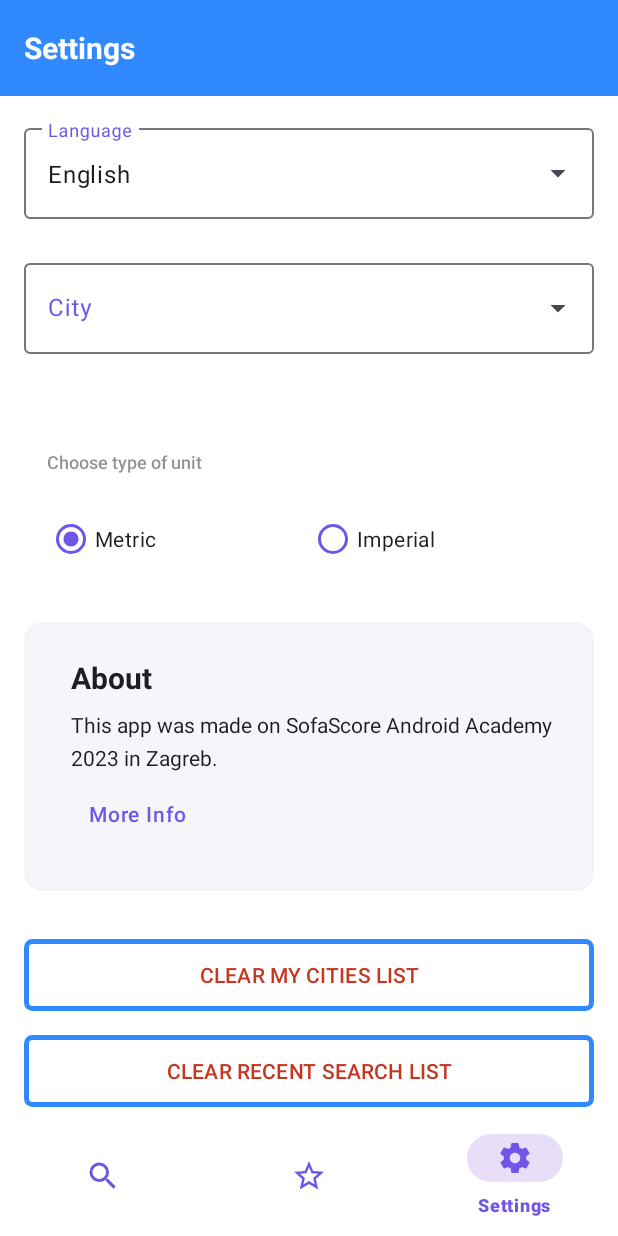
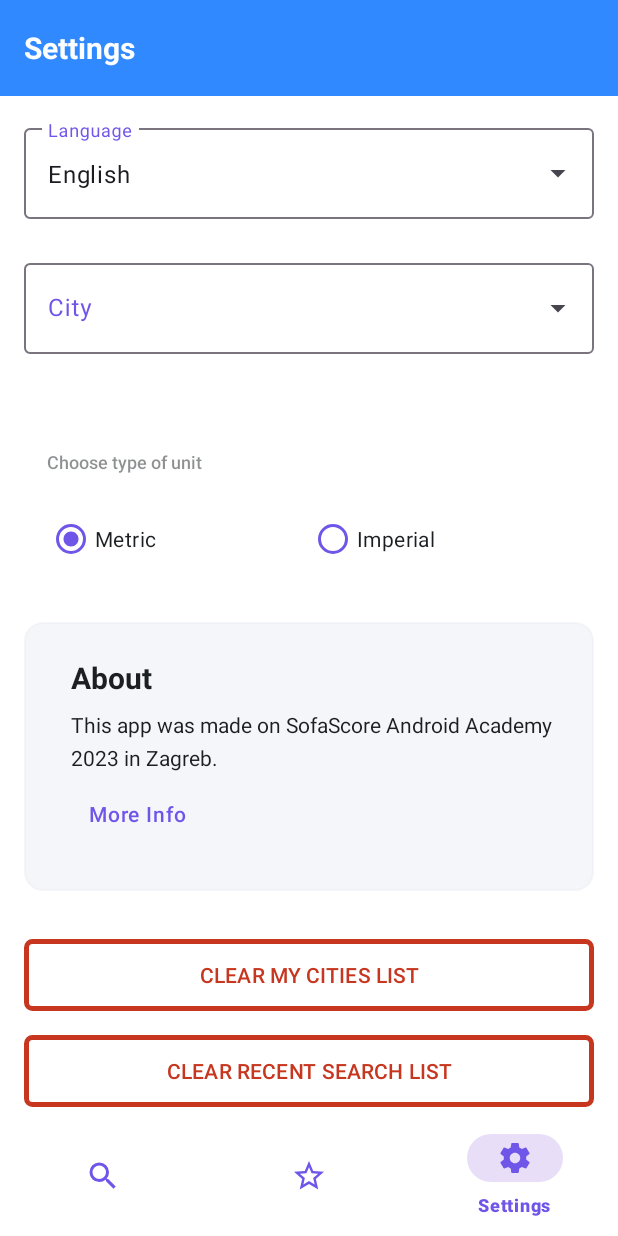
Before and after one commit to renatorak20/WeatherApp, an Android app: the SettingsFragment screen opened through its navigation route, on a phone screen of 412 x 824 dp. Run offline under Robolectric (Android 15) with nearby library versions, the phone set to English and light mode, and no system bars; our stand-ins replace Dagger/Hilt's generated code, Room's generated code, navigation-ui; pictures from the network do not load; 2 statements that could not run were skipped.

Commit message:
Fixed settings "Clear" buttons layout.

```diff
--- a/app/src/main/java/com/renato/weatherapp/CityDetailActivity.kt
+++ b/app/src/main/java/com/renato/weatherapp/CityDetailActivity.kt
@@ -77,7 +77,6 @@ class CityDetailActivity : AppCompatActivity() {
         binding.back.setOnClickListener {
             finish()
         }
-
     }
 
     private fun setValues() {
--- a/app/src/main/res/drawable/settings_button.xml
+++ b/app/src/main/res/drawable/settings_button.xml
@@ -1,5 +1,6 @@
 <?xml version="1.0" encoding="utf-8"?>
 <selector xmlns:android="http://schemas.android.com/apk/res/android">
+
     <item android:state_pressed="true">
         <shape android:shape="rectangle">
             <stroke android:width="3dp" android:color="@color/status_error" />
@@ -9,7 +10,7 @@
             <corners android:radius="4dp" />
         </shape>
     </item>
-    <!-- Uvijek mi prikazuje plavu boju umjesto crvene -->
+
     <item>
         <shape android:shape="rectangle">
             <stroke android:width="3dp" android:color="@color/status_error" />
--- /dev/null
+++ b/app/src/main/res/drawable/settings_button_text.xml
@@ -0,0 +1,8 @@
+<?xml version="1.0" encoding="utf-8"?>
+<selector xmlns:android="http://schemas.android.com/apk/res/android">
+
+    <item android:state_focused="false" android:state_pressed="true" android:color="@color/white" />
+
+    <item android:color="@color/status_error" />
+
+</selector>
--- a/app/src/main/res/layout/fragment_settings.xml
+++ b/app/src/main/res/layout/fragment_settings.xml
@@ -140,8 +140,9 @@
             app:layout_constraintStart_toStartOf="parent"
             app:layout_constraintTop_toBottomOf="@+id/about"
             android:text="@string/clearMyCitiesList"
-            android:textColor="@color/status_error"
-            android:background="@drawable/settings_button" />
+            android:textColor="@drawable/settings_button_text"
+            android:background="@drawable/settings_button"
+            app:backgroundTint="@null" />
 
 
         <Button
@@ -156,8 +157,9 @@
             app:layout_constraintTop_toBottomOf="@+id/clearMyCities"
             app:layout_constraintBottom_toBottomOf="@id/constraintLayout"
             android:text="@string/clearRecentSearchList"
-            android:textColor="@color/status_error"
-            android:background="@drawable/settings_button" />
+            android:textColor="@drawable/settings_button_text"
+            android:background="@drawable/settings_button"
+            app:backgroundTint="@null" />
 
     </androidx.constraintlayout.widget.ConstraintLayout>
 
```
Also changed, not shown: app/src/main/java/com/renato/weatherapp/util/Utils.kt (+3 -14 lines), app/src/main/res/layout/city_detail_content.xml (+0 -14 lines).
